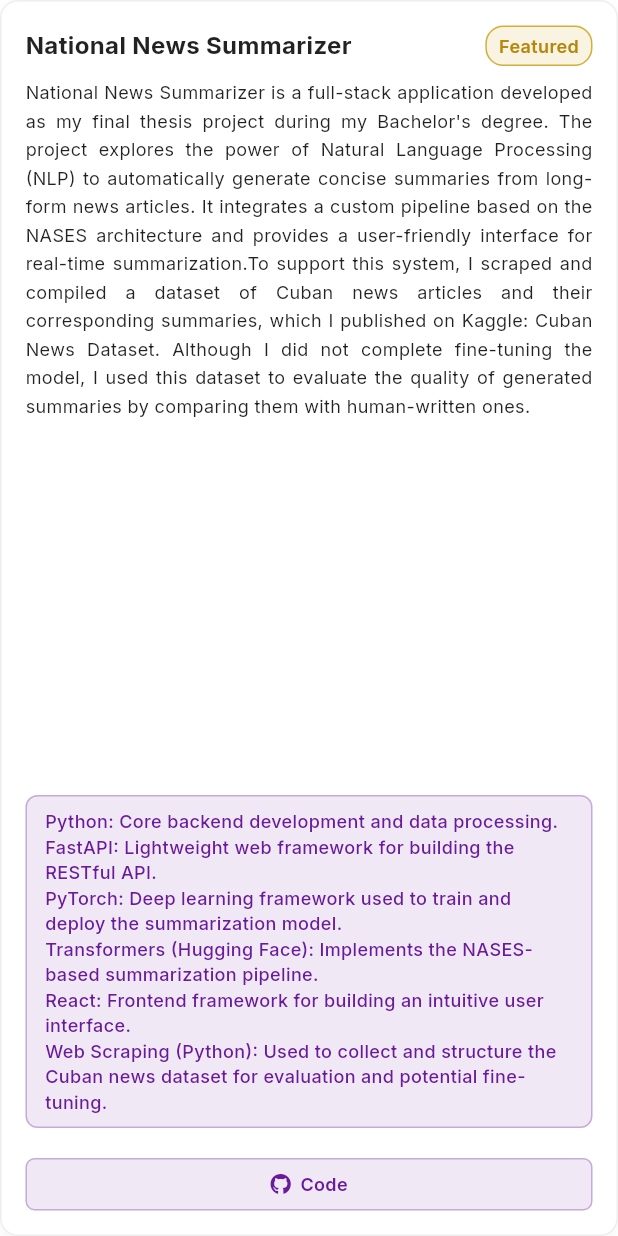
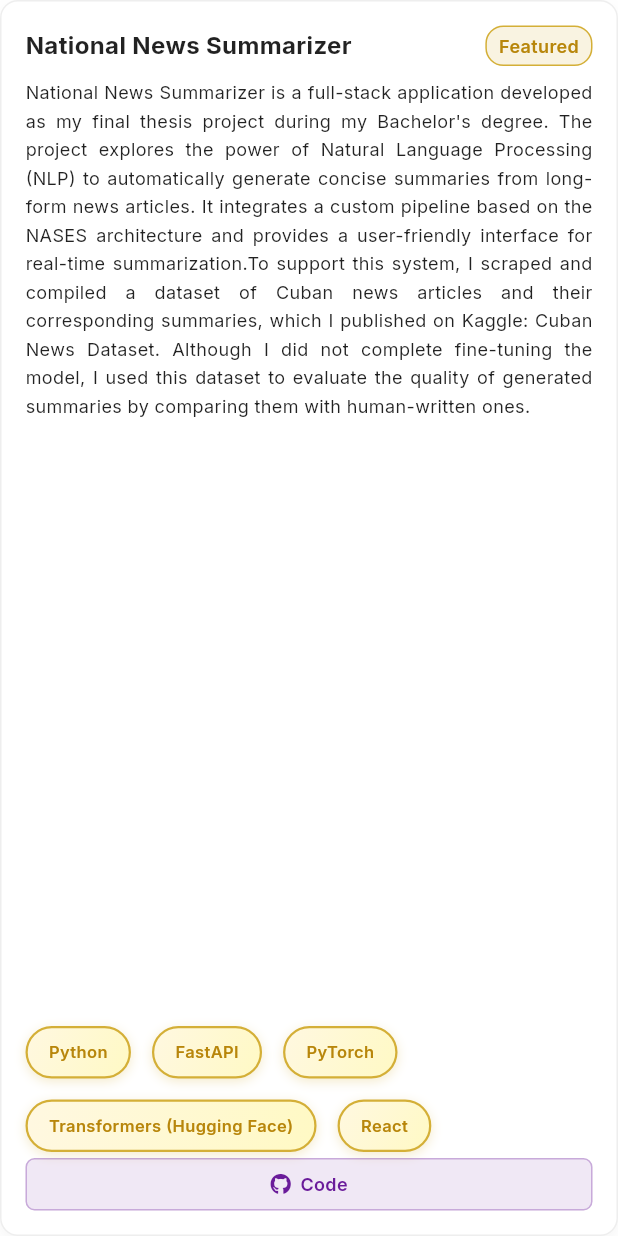
Before and after one commit to Rosie1028/rosie1028.github.io, a Flutter app: the ProjectCard widget shown alone on an empty page, opened directly with sample values from the repository, on a phone screen of 412 x 824 dp. Run offline on Flutter 3.47's test engine with Material 3 defaults, Android fonts, the phone set to English and light mode, and no system bars; our stand-ins replace font_awesome_flutter, google_fonts.

Commit message:
Deploy gold technology chips and improved parsing

```diff
--- a/frontend/lib/models/project.dart
+++ b/frontend/lib/models/project.dart
@@ -50,6 +50,19 @@ class Project {
   }
 
   List<String> get technologiesList {
-    return technologies.split(',').map((tech) => tech.trim()).toList();
+    // Split by comma and newline, then clean up each technology
+    return technologies
+        .split(RegExp(r'[,\n]')) // Split by comma or newline
+        .map((tech) => tech.trim()) // Remove whitespace
+        .where((tech) => tech.isNotEmpty) // Remove empty strings
+        .map((tech) {
+          // Remove prefixes like "Frontend:", "Backend:", etc.
+          final colonIndex = tech.indexOf(':');
+          if (colonIndex > 0 && colonIndex < tech.length - 1) {
+            return tech.substring(colonIndex + 1).trim();
+          }
+          return tech;
+        })
+        .toList();
   }
 }
--- a/frontend/lib/services/static_data_service.dart
+++ b/frontend/lib/services/static_data_service.dart
@@ -38,12 +38,12 @@ class StaticDataService {
             'summaries, which I published on Kaggle: Cuban News Dataset. Although I did not complete fine-tuning the model, I used this '
             'dataset to evaluate the quality of generated summaries by comparing them with human-written ones. ',
         technologies: """
-Python: Core backend development and data processing.
-FastAPI: Lightweight web framework for building the RESTful API.
-PyTorch: Deep learning framework used to train and deploy the summarization model.
-Transformers (Hugging Face): Implements the NASES-based summarization pipeline.
-React: Frontend framework for building an intuitive user interface.
-Web Scraping (Python): Used to collect and structure the Cuban news dataset for evaluation and potential fine-tuning.
+Python,
+FastAPI,
+PyTorch,
+Transformers (Hugging Face),
+React,
+Web Scraping (Python)
 """,
         githubUrl: "https://github.com/Rosie1028/nn_api",
         liveUrl:
@@ -62,9 +62,9 @@ Web Scraping (Python): Used to collect and structure the Cuban news dataset for
             'user-friendly interface. ',
 
         technologies: """
-Frontend: Flutter
-Backend: Python (FastAPI)
-Database: PostgreSQL
+Frontend: Flutter,
+Backend: Python (FastAPI),
+Database: PostgreSQL,
 Authentication: JWT (JSON Web Tokens)""",
         githubUrl: "https://github.com/Rosie1028/FinanceTracker",
         liveUrl: "https://taskdashboard.rosangelaherrera.dev",
@@ -81,11 +81,11 @@ Authentication: JWT (JSON Web Tokens)""",
             'and publications. It serves as a modular, customizable proof-of-concept for building conversational interfaces in '
             'organizational settings.',
         technologies: """
-Python: Core backend logic and data handling.
-Streamlit: Web framework for building the interactive chat interface.
-Custom CSS: Used to style and customize the frontend appearance.
-In-Memory Data Storage: Sample data stored in Python dictionaries for quick prototyping.
-Modular Architecture: Backend logic separated into agents for easy customization.""",
+Python,
+Streamlit,
+Custom CSS,
+In-Memory Data Storage,
+Modular Architecture""",
         githubUrl: "https://github.com/Rosie1028/Company_chatbot_demo",
         liveUrl: "https://weather.rosangelaherrera.dev",
         featured: false,
@@ -99,11 +99,11 @@ Modular Architecture: Backend logic separated into agents for easy customization
             'log exercises, and track progress over time. Built for personal use and currently under active development, '
             'the app aims to provide a simple, cross-platform solution for managing fitness routines and staying motivated.',
         technologies: """
-Frontend: Flutter
-Backend: Python (FastAPI)
-Database: SQLite (initial setup; may migrate to PostgreSQL)
-Authentication: JWT (planned)
-Cross-Platform Support: Designed for mobile and web deployment""",
+ Flutter,
+ Python (FastAPI),
+ SQLite,
+JWT (planned),
+Cross-Platform Support""",
         githubUrl: " https://github.com/Rosie1028/Tracker_backend",
         liveUrl: "https://recipes.rosangelaherrera.dev",
         featured: true,
--- a/frontend/lib/widgets/projects_section.dart
+++ b/frontend/lib/widgets/projects_section.dart
@@ -164,36 +164,51 @@ class ProjectCard extends StatelessWidget {
           //         );
           //       }).toList(),
           // ),
-          Column(
+          Wrap(
+            spacing: 10, // Horizontal spacing between chips
+            runSpacing: 10, // Vertical spacing when wrapping
             children: project.technologiesList.take(5).map((tech) {
               return Container(
-                width: double.infinity, // 👈 makes the card stretch full width
-                margin:
-                    const EdgeInsets.only(bottom: 8), // spacing between cards
                 padding:
-                    const EdgeInsets.symmetric(horizontal: 12, vertical: 8),
+                    const EdgeInsets.symmetric(horizontal: 14, vertical: 8),
+                margin: const EdgeInsets.only(
+                    right: 4, bottom: 4), // Extra margin for separation
                 decoration: BoxDecoration(
-                  color:
-                      const Color(0xFF6A1B9A).withOpacity(0.1), // Light purple
-                  borderRadius: BorderRadius.circular(8),
+                  gradient: LinearGradient(
+                    begin: Alignment.topLeft,
+                    end: Alignment.bottomRight,
+                    colors: [
+                      const Color(0xFFFFF8E1), // Light gold background
+                      const Color(0xFFFFF9C4), // Slightly darker gold
+                    ],
+                  ),
+                  borderRadius: BorderRadius.circular(20), // Pill shape
                   border: Border.all(
-                    color: const Color(0xFF6A1B9A).withOpacity(0.3), // Purple
-                    width: 1,
+                    color: const Color(0xFFD4AF37), // Gold border
+                    width: 1.5,
                   ),
+                  boxShadow: [
+                    BoxShadow(
+                      color: const Color(0xFFD4AF37).withOpacity(0.25),
+                      blurRadius: 6,
+                      offset: const Offset(0, 2),
+                      spreadRadius: 0,
+                    ),
+                  ],
                 ),
                 child: Text(
-                  tech,
+                  tech.trim(),
                   style: GoogleFonts.inter(
-                    fontSize: 12,
-                    color: const Color(0xFF6A1B9A), // Purple
-                    fontWeight: FontWeight.w500,
+                    fontSize: 11,
+                    color: const Color(0xFFB8860B), // Dark gold text
+                    fontWeight: FontWeight.w600,
                   ),
                 ),
               );
             }).toList(),
           ),
 
-          const SizedBox(height: 12),
+          // const SizedBox(height: 5),
 
           // Action Buttons
           Row(
```
Also changed, not shown: 3 other files.
